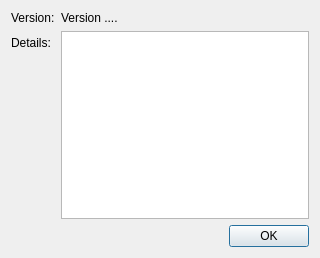
First picture: the form in src/blackgui/components/aboutdialog.ui, repository swift-project/pilotclient, before the edit.
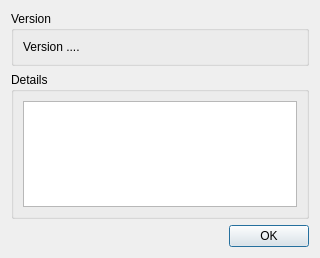
Second picture: the form after the edit.

Commit message: About dialog adjustment/style

```diff
--- a/src/blackgui/components/aboutdialog.ui
+++ b/src/blackgui/components/aboutdialog.ui
@@ -22,15 +22,30 @@
   <property name="modal">
    <bool>false</bool>
   </property>
-  <layout class="QFormLayout" name="fl_AboutDialog">
-   <item row="0" column="0">
-    <widget class="QLabel" name="lbl_Version">
+  <layout class="QVBoxLayout" name="vl_Dialog">
+   <item>
+    <widget class="QGroupBox" name="gb_Version">
+     <property name="title">
+      <string>Version</string>
+     </property>
+     <layout class="QVBoxLayout" name="vl_Details">
+      <item>
+       <widget class="QLabel" name="lbl_VersionValue">
      <property name="text">
-      <string>Version:</string>
+         <string>Version ....</string>
      </property>
     </widget>
    </item>
-   <item row="1" column="1">
+     </layout>
+    </widget>
+   </item>
+   <item>
+    <widget class="QGroupBox" name="gb_Details">
+     <property name="title">
+      <string>Details</string>
+     </property>
+     <layout class="QVBoxLayout" name="vl_Version">
+      <item>
     <widget class="QPlainTextEdit" name="pte_Info">
      <property name="documentTitle">
       <string>about swift details</string>
@@ -43,7 +58,10 @@
      </property>
     </widget>
    </item>
-   <item row="2" column="1">
+     </layout>
+    </widget>
+   </item>
+   <item>
     <widget class="QDialogButtonBox" name="bb_AboutDialog">
      <property name="orientation">
       <enum>Qt::Horizontal</enum>
@@ -53,20 +71,6 @@
      </property>
     </widget>
    </item>
-   <item row="0" column="1">
-    <widget class="QLabel" name="lbl_VersionValue">
-     <property name="text">
-      <string>Version ....</string>
-     </property>
-    </widget>
-   </item>
-   <item row="1" column="0">
-    <widget class="QLabel" name="lbl_Details">
-     <property name="text">
-      <string>Details:</string>
-     </property>
-    </widget>
-   </item>
   </layout>
  </widget>
  <resources/>
```
Left out of the diff: 3 changed lines with no effect on the pictures. Lines whose indentation alone changed are shown as unchanged.
